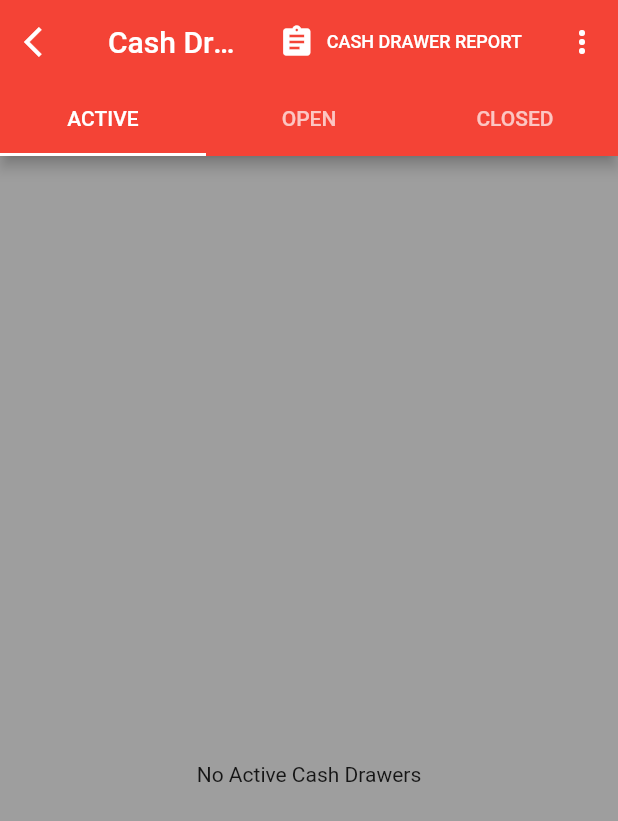
After one commit to SalimBinashi/Designs, a Flutter app: the screen it shows after launch, after a tap on "Cash Drawers", on a phone screen of 412 x 824 dp. The commit adds this screen. Shown: the top 821 px of the screen. Run offline on Flutter 3.47's test engine with Material 2 defaults, Android fonts, the phone set to English and light mode, and no system bars; missing offline and left inert: flappy_search_bar.

Commit message:
Designing the Look up Screen and Cash Drawer

```diff
--- /dev/null
+++ b/lib/screens/active_drawer.dart
@@ -0,0 +1,16 @@
+import 'package:flutter/cupertino.dart';
+
+class ActiveDrawer extends StatefulWidget {
+  @override
+  _ActiveDrawerState createState() => _ActiveDrawerState();
+}
+
+class _ActiveDrawerState extends State<ActiveDrawer> {
+  @override
+  Widget build(BuildContext context) {
+    return Container(
+      child: Center(child: Text("No Active Cash Drawers")),
+
+    );
+  }
+}
--- /dev/null
+++ b/lib/screens/cash_drawer_screen.dart
@@ -0,0 +1,111 @@
+import 'package:designs/screens/active_drawer.dart';
+import 'package:designs/screens/closed_drawer.dart';
+import 'package:designs/screens/open_drawer.dart';
+import 'package:flutter/material.dart';
+import 'package:designs/screens/home_screen.dart';
+
+class CashDrawerScreen extends StatefulWidget {
+  @override
+  _CashDrawerScreenState createState() => _CashDrawerScreenState();
+}
+
+class _CashDrawerScreenState extends State<CashDrawerScreen> {
+  @override
+  Widget build(BuildContext context) {
+    return MaterialApp(
+      debugShowCheckedModeBanner: false,
+      theme: ThemeData(
+        primarySwatch: Colors.red,
+        visualDensity: VisualDensity.adaptivePlatformDensity,
+      ),
+      home: DefaultTabController(
+        length: 3,
+        child: Scaffold(
+          backgroundColor: Colors.black54,
+          appBar: AppBar(
+            title: Text("Cash Drawers"),
+            automaticallyImplyLeading: true,
+            leading: IconButton(
+              icon: Icon(
+                Icons.arrow_back_ios,
+                color: Colors.white,
+              ),
+              onPressed: () => {Navigator.pop(context, false)},
+            ),
+            actions: [
+              Padding(
+                  padding: EdgeInsets.only(right: 0.0),
+                  child: GestureDetector(
+                    onTap: () {},
+                    child: FlatButton.icon(
+                      icon: Icon(
+                        Icons.assignment,
+                        color: Colors.white,
+                      ),
+                      color: Colors.red, //`Icon` to display
+                      label: Text(
+                        'CASH DRAWER REPORT',
+                        style: TextStyle(color: Colors.white, fontSize: 12),
+                      ), //`Text` to display
+                      onPressed: () {
+                        Navigator.push(
+                          context,
+                          MaterialPageRoute(builder: (context) => HomeScreen()),
+                        );
+                      },
+                    ),
+                  )),
+              PopupMenuButton<String>(
+                onSelected: (String value) {
+                  switch (value) {
+                    case 'Device Status':
+                      break;
+                    case 'Show My Drawers':
+                      break;
+                    case 'Switch User':
+                      break;
+                  }
+                },
+                itemBuilder: (BuildContext context) {
+                  return {
+                    'Device Status',
+                    'Show My Drawers',
+                    'Switch User',
+                  }.map((String choice) {
+                    return PopupMenuItem<String>(
+                      value: choice,
+                      child: Text(choice),
+                    );
+                  }).toList();
+                },
+              ),
+            ],
+            bottom: TabBar(
+              tabs: [
+                Tab(text: "ACTIVE"),
+                Tab(text: "OPEN"),
+                Tab(text: "CLOSED")
+              ],
+            ),
+          ),
+          body: SingleChildScrollView(
+            child: Column(
+              children: [
+                Container(
+                  height: MediaQuery.of(context).size.height,
+                  width: MediaQuery.of(context).size.width,
+                  color: Colors.grey,
+                  child: TabBarView(children: [
+                    ActiveDrawer(),
+                    OpenDrawer(),
+                    ClosedDrawer(),
+                  ]),
+                ),
+              ],
+            ),
+          ),
+        ),
+      ),
+    );
+  }
+}
--- a/lib/screens/home_screen.dart
+++ b/lib/screens/home_screen.dart
@@ -1,5 +1,6 @@
+import 'package:designs/views/cash_drawer_page.dart';
 import 'package:designs/views/lookup_customer_page.dart';
-import 'package:flutter/material.dart';
+import '';import 'package:flutter/material.dart';
 import 'package:designs/views/clock_page.dart';
 
 class HomeScreen extends StatelessWidget {
@@ -31,6 +32,24 @@ class HomeScreen extends StatelessWidget {
               Text("Lookup Customer"),
               color: Colors.blue,
             ),
+            FlatButton(
+              onPressed: () {
+                Navigator.push(context,
+                  MaterialPageRoute(builder: (context) => CashDrawerPage()),);
+              },
+              child:
+              Text("Cash Drawers"),
+              color: Colors.blue,
+            ),
+            FlatButton(
+              onPressed: () {
+                // Navigator.push(context,
+                //   MaterialPageRoute(builder: (context) => LookUpPage()),);
+              },
+              child:
+              Text("Deposits"),
+              color: Colors.blue,
+            ),
           ],
         ),
       )
--- /dev/null
+++ b/lib/views/cash_drawer_page.dart
@@ -0,0 +1,14 @@
+import 'package:flutter/material.dart';
+import 'package:designs/screens/cash_drawer_screen.dart';
+
+class CashDrawerPage extends StatefulWidget {
+  @override
+  _CashDrawerPageState createState() => _CashDrawerPageState();
+}
+
+class _CashDrawerPageState extends State<CashDrawerPage> {
+  @override
+  Widget build(BuildContext context) {
+    return CashDrawerScreen();
+  }
+}
--- /dev/null
+++ b/lib/views/deposits.dart
@@ -0,0 +1 @@
+import 'package:flutter/material.dart';
--- a/lib/views/lookup_customer_page.dart
+++ b/lib/views/lookup_customer_page.dart
@@ -1,5 +1,6 @@
+import 'package:flutter/material.dart';
 import 'package:designs/screens/look_up_screen.dart';
-import 'package:flutter/material.dart';
+
 class LookUpPage extends StatefulWidget {
   @override
   _LookUpPageState createState() => _LookUpPageState();
--- a/pubspec.yaml
+++ b/pubspec.yaml
@@ -24,6 +24,7 @@ dependencies:
   flutter:
     sdk: flutter
   intl: ^0.16.1
+  flappy_search_bar: ^1.7.2
 
 
 
```
Also changed, not shown: lib/screens/closed_drawer.dart (added, +16 -0 lines), lib/screens/look_up_screen.dart (+36 -20 lines), lib/screens/open_drawer.dart (added, +16 -0 lines), lib/widgets/checks.dart (+6 -10 lines), lib/widgets/email_look_up.dart (added, +94 -0 lines), lib/widgets/phone_look_up.dart (added, +94 -0 lines), pubspec.lock.
